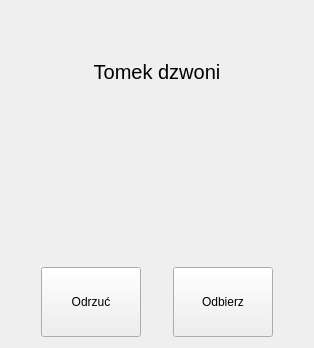
Above: JaroEliCall/gui/interaction.ui from jaroslaw-wieczorek/Project_IP_Telephony_Python_Voip before the change. Below: the same form after it.
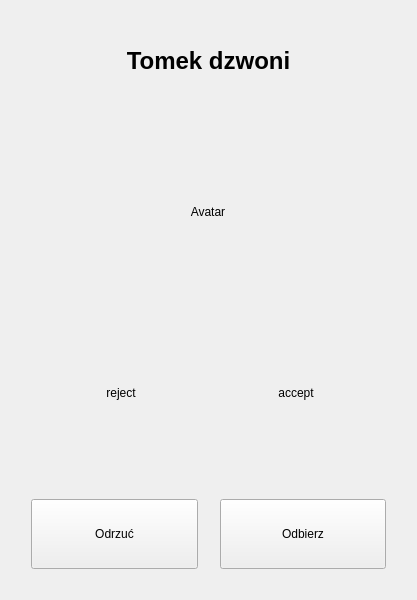
That is the form after the change. Icons and pictures are not drawn.

Commit message: Add next methods for management interfaces. Refractor interfaces. Add high level methods in adduser.py and interaction.py. Rebuild zasoby_qrc, rename to icons_wrappe.qrc and move to recources/icons - add image to interface used only name of image. Plug in adduser.py and interaction.py functionality to AddUserWidget and Interaction_code, test of implementation.

```diff
--- a/JaroEliCall/gui/interaction.ui
+++ b/JaroEliCall/gui/interaction.ui
@@ -6,8 +6,8 @@
    <rect>
     <x>0</x>
     <y>0</y>
-    <width>314</width>
-    <height>348</height>
+    <width>417</width>
+    <height>600</height>
    </rect>
   </property>
   <property name="windowTitle">
@@ -15,14 +15,72 @@
   </property>
   <layout class="QVBoxLayout" name="verticalLayout">
    <item>
-    <widget class="QLabel" name="label_user">
-     <property name="font">
-      <font>
-       <pointsize>15</pointsize>
-      </font>
+    <spacer name="vertical_spacer_1">
+     <property name="orientation">
+      <enum>Qt::Vertical</enum>
+     </property>
+     <property name="sizeType">
+      <enum>QSizePolicy::Minimum</enum>
+     </property>
+     <property name="sizeHint" stdset="0">
+      <size>
+       <width>20</width>
+       <height>20</height>
+      </size>
+     </property>
+    </spacer>
+   </item>
+   <item>
+    <layout class="QHBoxLayout" name="horizontal_layout_1">
+     <item>
+      <widget class="QLabel" name="rich_text_user_call">
+       <property name="font">
+        <font>
+         <pointsize>15</pointsize>
+        </font>
+       </property>
+       <property name="text">
+        <string>&lt;html&gt;&lt;head/&gt;&lt;body&gt;&lt;p&gt;&lt;span style=&quot; font-size:18pt; font-weight:600;&quot;&gt;Tomek dzwoni&lt;/span&gt;&lt;/p&gt;&lt;/body&gt;&lt;/html&gt;</string>
+       </property>
+       <property name="alignment">
+        <set>Qt::AlignCenter</set>
+       </property>
+      </widget>
+     </item>
+    </layout>
+   </item>
+   <item>
+    <spacer name="vertical_spacer_2">
+     <property name="orientation">
+      <enum>Qt::Vertical</enum>
+     </property>
+     <property name="sizeType">
+      <enum>QSizePolicy::Minimum</enum>
+     </property>
+     <property name="sizeHint" stdset="0">
+      <size>
+       <width>20</width>
+       <height>40</height>
+      </size>
+     </property>
+    </spacer>
+   </item>
+   <item alignment="Qt::AlignHCenter">
+    <widget class="QLabel" name="label_avatar">
+     <property name="minimumSize">
+      <size>
+       <width>150</width>
+       <height>150</height>
+      </size>
+     </property>
+     <property name="maximumSize">
+      <size>
+       <width>200</width>
+       <height>200</height>
+      </size>
      </property>
      <property name="text">
-      <string>Tomek dzwoni</string>
+      <string>Avatar</string>
      </property>
      <property name="alignment">
       <set>Qt::AlignCenter</set>
@@ -30,7 +88,23 @@
     </widget>
    </item>
    <item>
-    <layout class="QHBoxLayout" name="horizontal_layout_1">
+    <spacer name="vertical_pacer_3">
+     <property name="orientation">
+      <enum>Qt::Vertical</enum>
+     </property>
+     <property name="sizeType">
+      <enum>QSizePolicy::Minimum</enum>
+     </property>
+     <property name="sizeHint" stdset="0">
+      <size>
+       <width>20</width>
+       <height>40</height>
+      </size>
+     </property>
+    </spacer>
+   </item>
+   <item>
+    <layout class="QHBoxLayout" name="horizontal_layout_2">
      <item>
       <spacer name="horizontal_spacer_left_1">
        <property name="orientation">
@@ -45,15 +119,27 @@
       </spacer>
      </item>
      <item>
-      <widget class="QLabel" name="pic_1">
+      <widget class="QLabel" name="label_reject">
+       <property name="sizePolicy">
+        <sizepolicy hsizetype="Expanding" vsizetype="Expanding">
+         <horstretch>0</horstretch>
+         <verstretch>0</verstretch>
+        </sizepolicy>
+       </property>
        <property name="minimumSize">
         <size>
-         <width>100</width>
-         <height>100</height>
+         <width>120</width>
+         <height>120</height>
+        </size>
+       </property>
+       <property name="maximumSize">
+        <size>
+         <width>120</width>
+         <height>120</height>
         </size>
        </property>
        <property name="text">
-        <string/>
+        <string>reject</string>
        </property>
        <property name="pixmap">
         <pixmap>:/ikony/icons/111317-essential-ui/svg/call-ended.svg</pixmap>
@@ -77,15 +163,27 @@
       </spacer>
      </item>
      <item>
-      <widget class="QLabel" name="pic_2">
+      <widget class="QLabel" name="label_accept">
+       <property name="sizePolicy">
+        <sizepolicy hsizetype="Expanding" vsizetype="Expanding">
+         <horstretch>0</horstretch>
+         <verstretch>0</verstretch>
+        </sizepolicy>
+       </property>
        <property name="minimumSize">
         <size>
-         <width>100</width>
-         <height>100</height>
+         <width>120</width>
+         <height>120</height>
+        </size>
+       </property>
+       <property name="maximumSize">
+        <size>
+         <width>120</width>
+         <height>120</height>
         </size>
        </property>
        <property name="text">
-        <string/>
+        <string>accept</string>
        </property>
        <property name="pixmap">
         <pixmap>:/ikony/icons/111317-essential-ui/svg/phone-call.svg</pixmap>
@@ -111,7 +209,23 @@
     </layout>
    </item>
    <item>
-    <layout class="QHBoxLayout" name="horizontal_layout_2">
+    <spacer name="vertical_spacer_4">
+     <property name="orientation">
+      <enum>Qt::Vertical</enum>
+     </property>
+     <property name="sizeType">
+      <enum>QSizePolicy::Minimum</enum>
+     </property>
+     <property name="sizeHint" stdset="0">
+      <size>
+       <width>20</width>
+       <height>40</height>
+      </size>
+     </property>
+    </spacer>
+   </item>
+   <item>
+    <layout class="QHBoxLayout" name="horizontal_layout_33">
      <property name="spacing">
       <number>2</number>
      </property>
@@ -120,16 +234,19 @@
        <property name="orientation">
         <enum>Qt::Horizontal</enum>
        </property>
+       <property name="sizeType">
+        <enum>QSizePolicy::Minimum</enum>
+       </property>
        <property name="sizeHint" stdset="0">
         <size>
-         <width>40</width>
+         <width>20</width>
          <height>20</height>
         </size>
        </property>
       </spacer>
      </item>
      <item>
-      <widget class="QPushButton" name="push_button_1">
+      <widget class="QPushButton" name="push_button_reject">
        <property name="minimumSize">
         <size>
          <width>100</width>
@@ -146,16 +263,19 @@
        <property name="orientation">
         <enum>Qt::Horizontal</enum>
        </property>
+       <property name="sizeType">
+        <enum>QSizePolicy::Minimum</enum>
+       </property>
        <property name="sizeHint" stdset="0">
         <size>
-         <width>40</width>
+         <width>20</width>
          <height>20</height>
         </size>
        </property>
       </spacer>
      </item>
      <item>
-      <widget class="QPushButton" name="push_button_2">
+      <widget class="QPushButton" name="push_button_accept">
        <property name="minimumSize">
         <size>
          <width>100</width>
@@ -172,9 +292,12 @@
        <property name="orientation">
         <enum>Qt::Horizontal</enum>
        </property>
+       <property name="sizeType">
+        <enum>QSizePolicy::Minimum</enum>
+       </property>
        <property name="sizeHint" stdset="0">
         <size>
-         <width>40</width>
+         <width>20</width>
          <height>20</height>
         </size>
        </property>
@@ -182,6 +305,22 @@
      </item>
     </layout>
    </item>
+   <item>
+    <spacer name="verticalSpacer">
+     <property name="orientation">
+      <enum>Qt::Vertical</enum>
+     </property>
+     <property name="sizeType">
+      <enum>QSizePolicy::Minimum</enum>
+     </property>
+     <property name="sizeHint" stdset="0">
+      <size>
+       <width>20</width>
+       <height>20</height>
+      </size>
+     </property>
+    </spacer>
+   </item>
   </layout>
  </widget>
  <resources>
```
Left out of the diff: 19 changed lines with no effect on the pictures. The commit also changes 196 other files.
